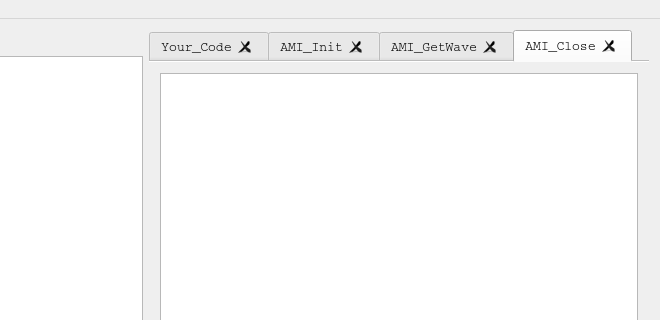
This is mainwindow.ui in WXY163/ezAMI as Qt 5 draws it before an edit; both pictures show x 369 to 1029 and y 0 to 320 of the 1029 by 649 pixel window. The edited form follows.
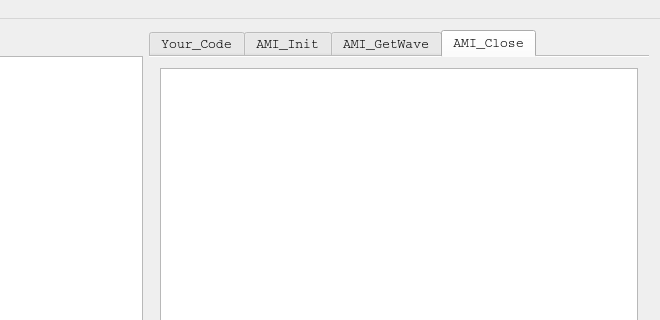
This is the edited form. The open tabs and pages were chosen to show the change.

The edit to the form file:
```diff
--- a/mainwindow.ui
+++ b/mainwindow.ui
@@ -65,7 +65,7 @@
            <bool>true</bool>
           </property>
           <property name="tabsClosable">
-           <bool>true</bool>
+           <bool>false</bool>
           </property>
           <widget class="QWidget" name="tab">
            <attribute name="title">
```
Left out of the diff: 2 changed lines with no effect on the pictures.
